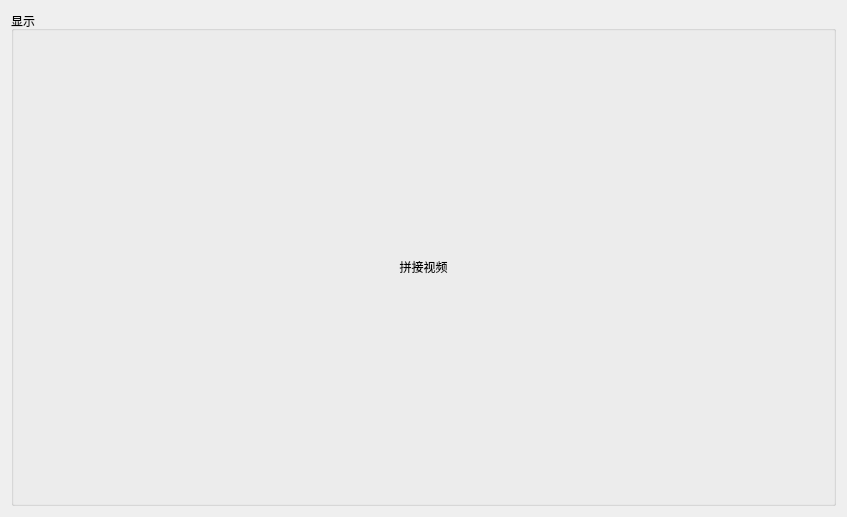
First picture: the form in ui/tab_video_result.ui, repository huangqi2002/CameraCalibration, before the edit.
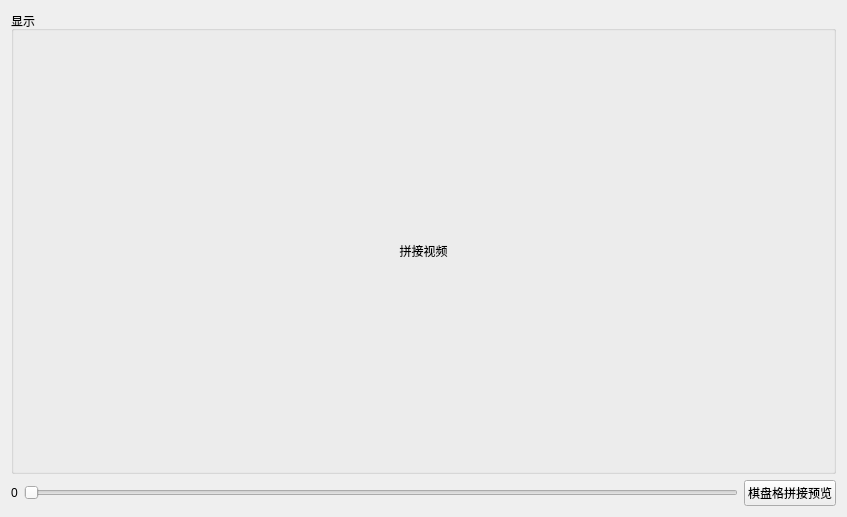
Second picture: the form after the edit. Custom widgets are drawn as their Qt base class.

What changed in the file:
```diff
--- a/ui/tab_video_result.ui
+++ b/ui/tab_video_result.ui
@@ -13,7 +13,7 @@
   <property name="windowTitle">
    <string>拼接标定结果Tab</string>
   </property>
-  <layout class="QVBoxLayout" name="verticalLayout_2">
+  <layout class="QVBoxLayout" name="verticalLayout_2" stretch="1,0">
    <item>
     <widget class="QGroupBox" name="groupBox">
      <property name="title">
@@ -45,6 +45,31 @@
      </layout>
     </widget>
    </item>
+   <item>
+    <layout class="QHBoxLayout" name="horizontalLayout">
+     <item>
+      <widget class="QLabel" name="depth_label">
+       <property name="text">
+        <string>0</string>
+       </property>
+      </widget>
+     </item>
+     <item>
+      <widget class="QSlider" name="depth_horizontalSlider">
+       <property name="orientation">
+        <enum>Qt::Horizontal</enum>
+       </property>
+      </widget>
+     </item>
+     <item>
+      <widget class="QPushButton" name="changestate_pushButton">
+       <property name="text">
+        <string>棋盘格拼接预览</string>
+       </property>
+      </widget>
+     </item>
+    </layout>
+   </item>
   </layout>
  </widget>
  <customwidgets>
```
